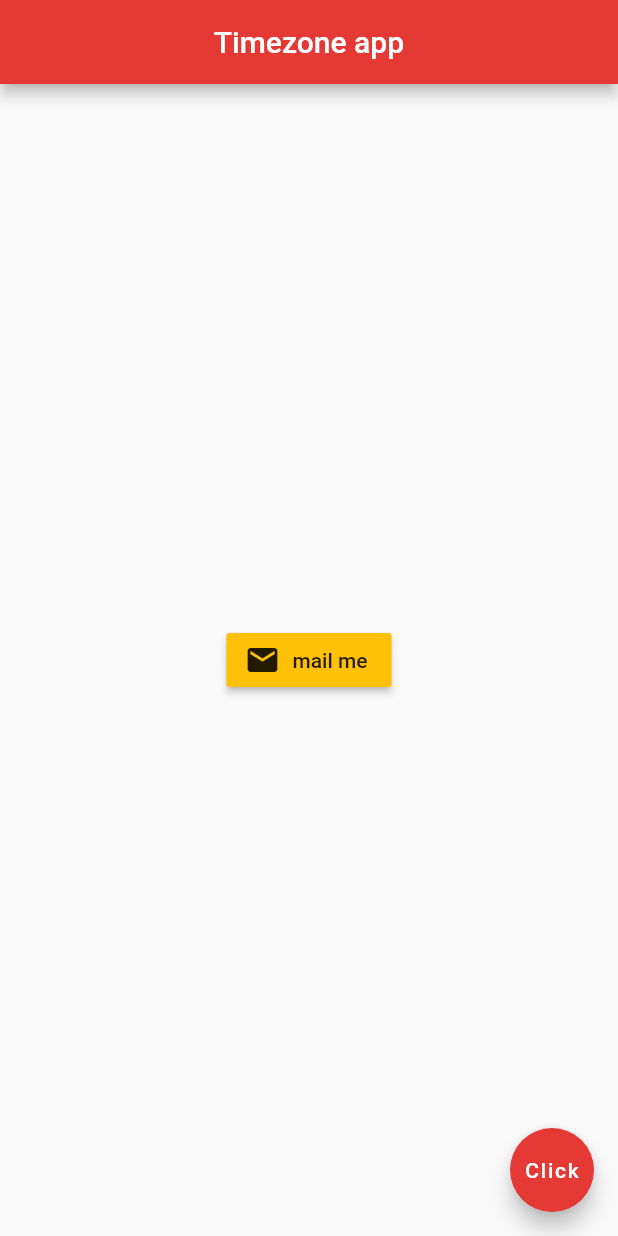
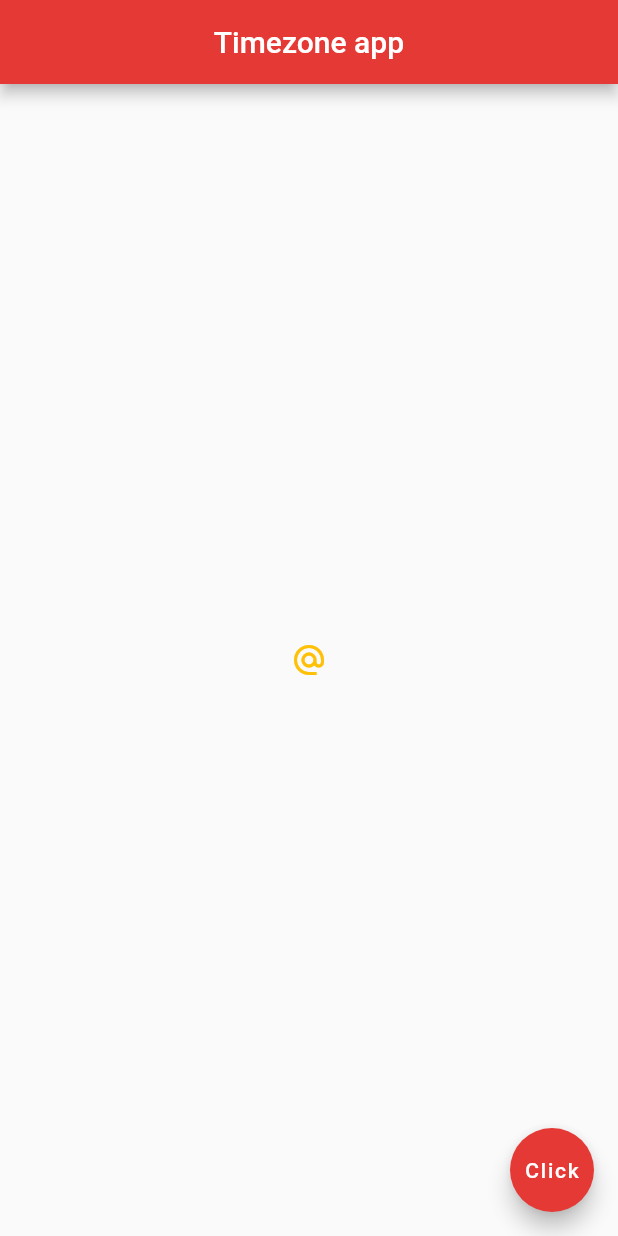
Before and after one commit to leonardosibela/learning_flutter, a Flutter app: the screen it shows after launch, on a phone screen of 412 x 824 dp. Run offline on Flutter 3.47's test engine with Material 2 defaults, Android fonts, the phone set to English and light mode, and no system bars.

Commit message:
Adding an clickable icon

```diff
--- a/lib/main.dart
+++ b/lib/main.dart
@@ -14,12 +14,9 @@ class Home extends StatelessWidget {
         backgroundColor: Colors.red[600],
       ),
       body: Center(
-        child: RaisedButton.icon(
-          onPressed: () {},
-          icon: Icon(
-            Icons.mail
-          ),
-          label: Text('mail me'),
+        child: IconButton(
+          onPressed: () { print('You clicked me'); },
+          icon: Icon(Icons.alternate_email),
           color: Colors.amber,
         )
       ),
```
